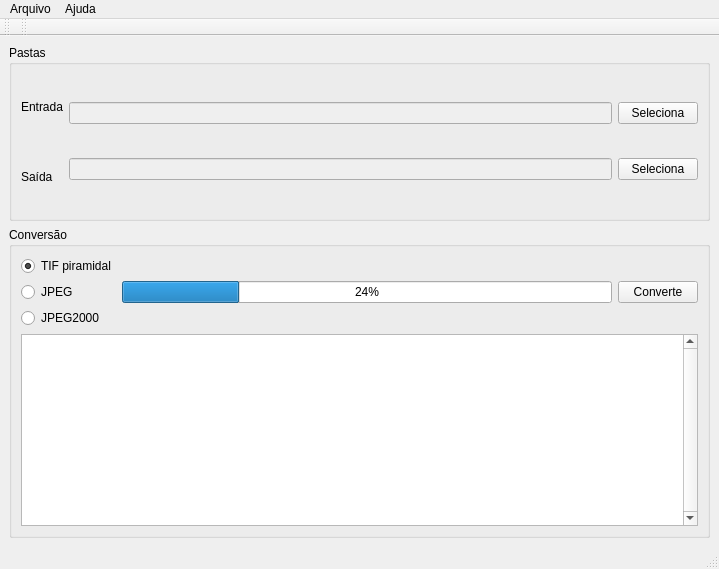
The window that knoma-converter.ui (KNOMA-LAB/knoma-converter) describes before a commit, drawn with Qt 5.
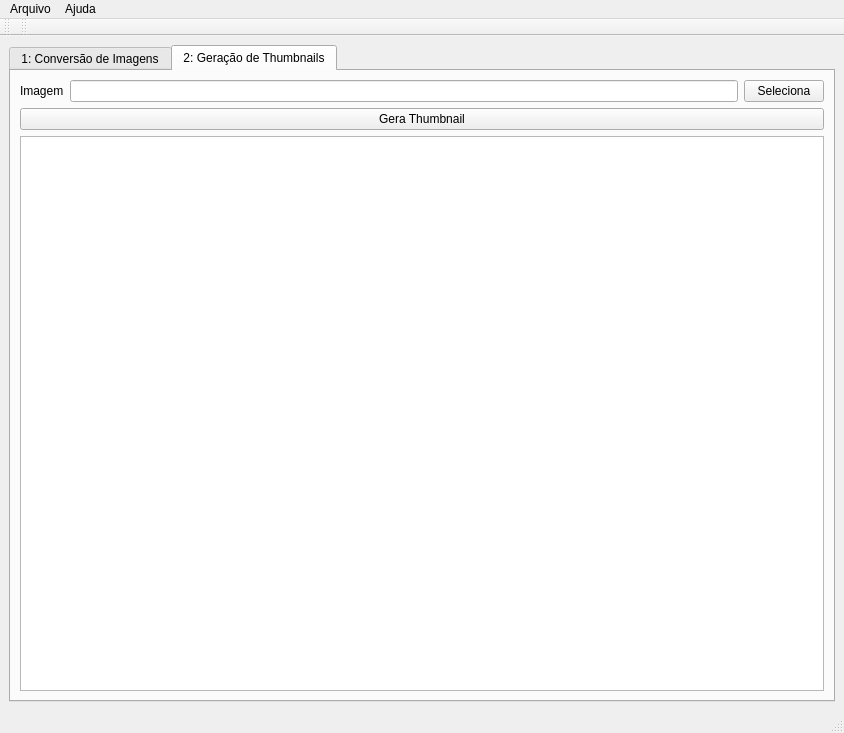
The same window after the commit. The open tabs and pages were chosen to show the change.

Commit message: New Tabbed Layout

Diff of the .ui file:
```diff
--- a/knoma-converter.ui
+++ b/knoma-converter.ui
@@ -6,8 +6,8 @@
    <rect>
     <x>0</x>
     <y>0</y>
-    <width>719</width>
-    <height>569</height>
+    <width>844</width>
+    <height>733</height>
    </rect>
   </property>
   <property name="sizePolicy">
@@ -33,6 +33,16 @@
        <enum>QLayout::SetMaximumSize</enum>
       </property>
       <item row="0" column="0">
+       <widget class="QTabWidget" name="tabWidget">
+        <property name="currentIndex">
+         <number>0</number>
+        </property>
+        <widget class="QWidget" name="tab">
+         <attribute name="title">
+          <string>1: Conversão de Imagens</string>
+         </attribute>
+         <layout class="QGridLayout" name="gridLayout_4">
+          <item row="0" column="0">
        <widget class="QGroupBox" name="groupBox">
         <property name="title">
          <string>Pastas</string>
@@ -98,9 +108,7 @@
         </layout>
        </widget>
       </item>
-     </layout>
-    </item>
-    <item row="1" column="1">
+          <item row="1" column="0">
      <widget class="QGroupBox" name="groupBox_2">
       <property name="title">
        <string>Conversão</string>
@@ -161,33 +169,52 @@
          </item>
         </layout>
        </item>
+            </layout>
+           </widget>
+          </item>
+         </layout>
+        </widget>
+        <widget class="QWidget" name="tab_2">
+         <attribute name="title">
+          <string>2: Geração de Thumbnails</string>
+         </attribute>
+         <layout class="QGridLayout" name="gridLayout_5">
        <item row="1" column="0">
-        <widget class="QPlainTextEdit" name="plainTextEdit">
-         <property name="sizePolicy">
-          <sizepolicy hsizetype="Expanding" vsizetype="Minimum">
-           <horstretch>0</horstretch>
-           <verstretch>0</verstretch>
-          </sizepolicy>
-         </property>
-         <property name="minimumSize">
-          <size>
-           <width>0</width>
-           <height>10</height>
-          </size>
-         </property>
-         <property name="verticalScrollBarPolicy">
-          <enum>Qt::ScrollBarAlwaysOn</enum>
-         </property>
-         <property name="lineWrapMode">
-          <enum>QPlainTextEdit::NoWrap</enum>
-         </property>
-         <property name="readOnly">
-          <bool>true</bool>
-         </property>
+           <widget class="QPushButton" name="pushButton_4">
+            <property name="text">
+             <string>Gera Thumbnail</string>
+            </property>
+           </widget>
+          </item>
+          <item row="0" column="0">
+           <layout class="QHBoxLayout" name="horizontalLayout_3">
+            <item>
+             <widget class="QLabel" name="label_3">
+              <property name="text">
+               <string>Imagem</string>
+              </property>
+             </widget>
+            </item>
+            <item>
+             <widget class="QLineEdit" name="lineEdit_3"/>
+            </item>
+            <item>
+             <widget class="QPushButton" name="pushButton_3">
+              <property name="text">
+               <string>Seleciona</string>
+              </property>
         </widget>
        </item>
       </layout>
-     </widget>
+          </item>
+          <item row="2" column="0">
+           <widget class="QPlainTextEdit" name="plainTextEdit_2"/>
+          </item>
+         </layout>
+        </widget>
+       </widget>
+      </item>
+     </layout>
     </item>
    </layout>
   </widget>
@@ -196,7 +223,7 @@
     <rect>
      <x>0</x>
      <y>0</y>
-     <width>719</width>
+     <width>844</width>
      <height>27</height>
     </rect>
    </property>
```
Left out of the diff: 25 changed lines with no effect on the pictures. Lines whose indentation alone changed are shown as unchanged. The commit also changes 1 other file.
